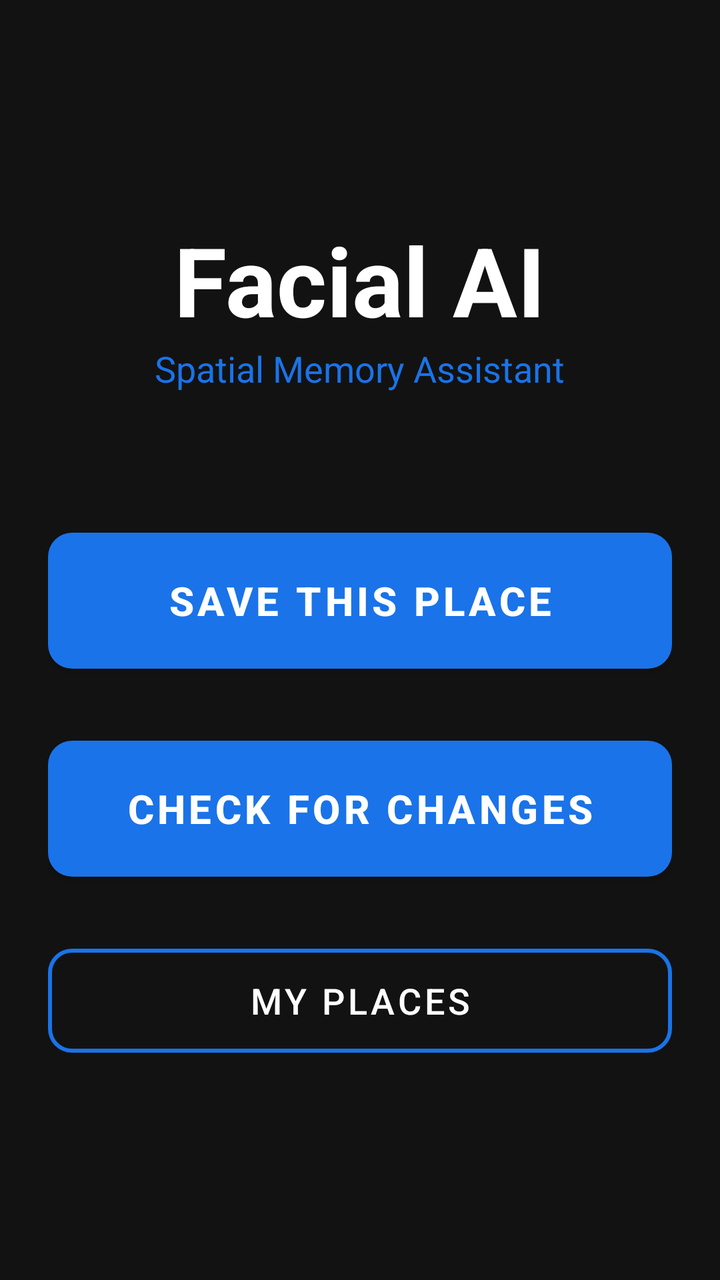
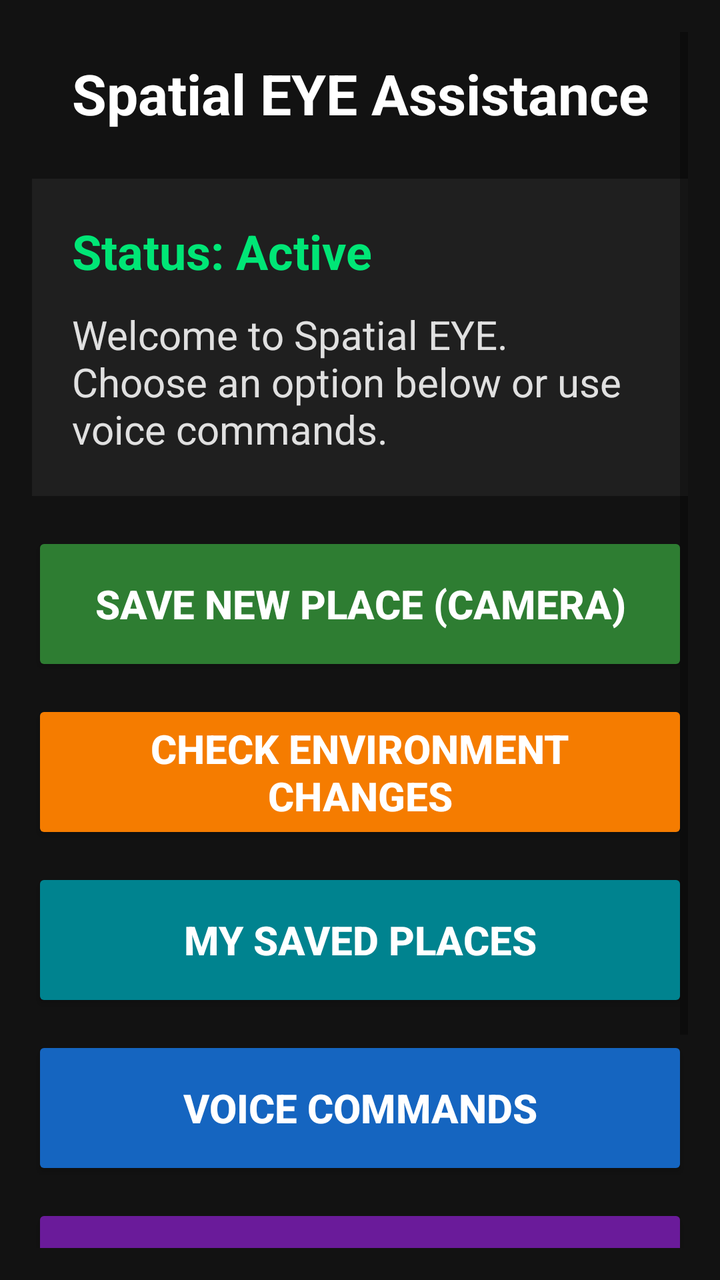

An Android layout rendered at two revisions. The XML below is the earlier revision; the diff shows what the commit changed to produce the second picture.
<!-- AndroidManifest.xml: application theme Theme.FacialAI -->
<!-- res/layout/activity_main.xml -->
<?xml version="1.0" encoding="utf-8"?>
<LinearLayout xmlns:android="http://schemas.android.com/apk/res/android"
    android:layout_width="match_parent"
    android:layout_height="match_parent"
    android:background="@color/background_dark"
    android:orientation="vertical"
    android:gravity="center"
    android:padding="24dp">

    <TextView
        android:layout_width="wrap_content"
        android:layout_height="wrap_content"
        android:text="Facial AI"
        android:textSize="48sp"
        android:textStyle="bold"
        android:textColor="@color/white"
        android:contentDescription="Facial AI App Title" />

    <TextView
        android:layout_width="wrap_content"
        android:layout_height="wrap_content"
        android:text="Spatial Memory Assistant"
        android:textSize="18sp"
        android:textColor="@color/primary_blue"
        android:layout_marginBottom="64dp"
        android:contentDescription="App Subtitle Spatial Memory Assistant" />

    <com.google.android.material.button.MaterialButton
        android:id="@+id/btnSavePlace"
        android:layout_width="match_parent"
        android:layout_height="80dp"
        android:text="SAVE THIS PLACE"
        android:textSize="20sp"
        android:textStyle="bold"
        android:layout_marginBottom="24dp"
        android:contentDescription="Button to save current place"
        app:cornerRadius="12dp"
        xmlns:app="http://schemas.android.com/apk/res-auto" />

    <com.google.android.material.button.MaterialButton
        android:id="@+id/btnCheckChanges"
        android:layout_width="match_parent"
        android:layout_height="80dp"
        android:text="CHECK FOR CHANGES"
        android:textSize="20sp"
        android:textStyle="bold"
        android:layout_marginBottom="24dp"
        android:contentDescription="Button to check for changes in a saved place"
        app:cornerRadius="12dp"
        xmlns:app="http://schemas.android.com/apk/res-auto" />

    <com.google.android.material.button.MaterialButton
        android:id="@+id/btnMyPlaces"
        style="@style/Widget.MaterialComponents.Button.OutlinedButton"
        android:layout_width="match_parent"
        android:layout_height="64dp"
        android:text="MY PLACES"
        android:textSize="18sp"
        android:textColor="@color/white"
        app:strokeColor="@color/primary_blue"
        app:strokeWidth="2dp"
        android:contentDescription="Button to view saved places"
        app:cornerRadius="12dp"
        xmlns:app="http://schemas.android.com/apk/res-auto" />
</LinearLayout>
<!-- resources referenced by this layout -->
<resources>
  <color name="background_dark">#121212</color>
  <color name="primary_blue">#1A73E8</color>
  <color name="white">#FFFFFFFF</color>
  <style name="Theme.FacialAI" parent="Theme.MaterialComponents.DayNight.NoActionBar">
          <item name="colorPrimary">@color/primary_blue</item>
          <item name="colorOnPrimary">@color/white</item>
          <item name="android:windowBackground">@color/background_dark</item>
          <item name="android:textColor">@color/white</item>
      </style>
</resources>

<!-- the commit's change to res/layout/activity_main.xml (unified diff, before → after) -->
@@ -1,65 +1,148 @@
 <?xml version="1.0" encoding="utf-8"?>
-<LinearLayout xmlns:android="http://schemas.android.com/apk/res/android"
+<ScrollView xmlns:android="http://schemas.android.com/apk/res/android"
+    xmlns:tools="http://schemas.android.com/tools"
     android:layout_width="match_parent"
     android:layout_height="match_parent"
-    android:background="@color/background_dark"
-    android:orientation="vertical"
-    android:gravity="center"
-    android:padding="24dp">
+    android:background="#121212"
+    android:fillViewport="true"
+    android:padding="16dp"
+    tools:context=".MainActivity">
 
-    <TextView
-        android:layout_width="wrap_content"
+    <LinearLayout
+        android:layout_width="match_parent"
         android:layout_height="wrap_content"
-        android:text="Facial AI"
-        android:textSize="48sp"
-        android:textStyle="bold"
-        android:textColor="@color/white"
-        android:contentDescription="Facial AI App Title" />
+        android:orientation="vertical"
+        android:gravity="center_horizontal">
 
-    <TextView
-        android:layout_width="wrap_content"
-        android:layout_height="wrap_content"
-        android:text="Spatial Memory Assistant"
-        android:textSize="18sp"
-        android:textColor="@color/primary_blue"
-        android:layout_marginBottom="64dp"
-        android:contentDescription="App Subtitle Spatial Memory Assistant" />
+        
+        <TextView
+            android:id="@+id/tv_title"
+            android:layout_width="match_parent"
+            android:layout_height="wrap_content"
+            android:text="Spatial EYE Assistance"
+            android:textColor="#FFFFFF"
+            android:textSize="28sp"
+            android:textStyle="bold"
+            android:gravity="center"
+            android:paddingVertical="12dp"
+            android:importantForAccessibility="yes"
+            android:contentDescription="Spatial EYE Accessibility Dashboard" />
 
-    <com.google.android.material.button.MaterialButton
-        android:id="@+id/btnSavePlace"
-        android:layout_width="match_parent"
-        android:layout_height="80dp"
-        android:text="SAVE THIS PLACE"
-        android:textSize="20sp"
-        android:textStyle="bold"
-        android:layout_marginBottom="24dp"
-        android:contentDescription="Button to save current place"
-        app:cornerRadius="12dp"
-        xmlns:app="http://schemas.android.com/apk/res-auto" />
+        
+        <LinearLayout
+            android:layout_width="match_parent"
+            android:layout_height="wrap_content"
+            android:orientation="vertical"
+            android:background="#1F1F1F"
+            android:padding="20dp"
+            android:layout_marginVertical="12dp">
 
-    <com.google.android.material.button.MaterialButton
-        android:id="@+id/btnCheckChanges"
-        android:layout_width="match_parent"
-        android:layout_height="80dp"
-        android:text="CHECK FOR CHANGES"
-        android:textSize="20sp"
-        android:textStyle="bold"
-        android:layout_marginBottom="24dp"
-        android:contentDescription="Button to check for changes in a saved place"
-        app:cornerRadius="12dp"
-        xmlns:app="http://schemas.android.com/apk/res-auto" />
+            <TextView
+                android:id="@+id/tv_status"
+                android:layout_width="match_parent"
+                android:layout_height="wrap_content"
+                android:text="Status: Active"
+                android:textColor="#00E676"
+                android:textSize="24sp"
+                android:textStyle="bold"
+                android:importantForAccessibility="yes"
+                android:contentDescription="System Status: Active" />
 
-    <com.google.android.material.button.MaterialButton
-        android:id="@+id/btnMyPlaces"
-        style="@style/Widget.MaterialComponents.Button.OutlinedButton"
-        android:layout_width="match_parent"
-        android:layout_height="64dp"
-        android:text="MY PLACES"
-        android:textSize="18sp"
-        android:textColor="@color/white"
-        app:strokeColor="@color/primary_blue"
-        app:strokeWidth="2dp"
-        android:contentDescription="Button to view saved places"
-        app:cornerRadius="12dp"
-        xmlns:app="http://schemas.android.com/apk/res-auto" />
-</LinearLayout>
+            <TextView
+                android:id="@+id/tv_detection_info"
+                android:layout_width="match_parent"
+                android:layout_height="wrap_content"
+                android:layout_marginTop="12dp"
+                android:text="Welcome to Spatial EYE. Choose an option below or use voice commands."
+                android:textColor="#E0E0E0"
+                android:textSize="20sp"
+                android:importantForAccessibility="yes"
+                android:contentDescription="Live guidance status" />
+        </LinearLayout>
+
+        
+        <Button
+            android:id="@+id/btn_save_place"
+            android:layout_width="match_parent"
+            android:layout_height="72dp"
+            android:layout_marginVertical="6dp"
+            android:backgroundTint="#2E7D32"
+            android:text="SAVE NEW PLACE (CAMERA)"
+            android:textColor="#FFFFFF"
+            android:textSize="20sp"
+            android:textStyle="bold"
+            android:importantForAccessibility="yes"
+            android:contentDescription="Save new place using camera AI memory" />
+
+        
+        <Button
+            android:id="@+id/btn_check_changes"
+            android:layout_width="match_parent"
+            android:layout_height="72dp"
+            android:layout_marginVertical="6dp"
+            android:backgroundTint="#F57C00"
+            android:text="CHECK ENVIRONMENT CHANGES"
+            android:textColor="#FFFFFF"
+            android:textSize="20sp"
+            android:textStyle="bold"
+            android:importantForAccessibility="yes"
+            android:contentDescription="Check current room for changes or obstacles" />
+
+        
+        <Button
+            android:id="@+id/btn_my_places"
+            android:layout_width="match_parent"
+            android:layout_height="72dp"
+            android:layout_marginVertical="6dp"
+            android:backgroundTint="#00838F"
+            android:text="MY SAVED PLACES"
+            android:textColor="#FFFFFF"
+            android:textSize="20sp"
+            android:textStyle="bold"
+            android:importantForAccessibility="yes"
+            android:contentDescription="View saved spatial memory places" />
+
+        
+        <Button
+            android:id="@+id/btn_voice"
+            android:layout_width="match_parent"
+            android:layout_height="72dp"
+            android:layout_marginVertical="6dp"
+            android:backgroundTint="#1565C0"
+            android:text="VOICE COMMANDS"
+            android:textColor="#FFFFFF"
+            android:textSize="20sp"
+            android:textStyle="bold"
+            android:importantForAccessibility="yes"
+            android:contentDescription="Activate Voice Command Input" />
+
+        
+        <Button
+            android:id="@+id/btn_vibration_toggle"
+            android:layout_width="match_parent"
+            android:layout_height="72dp"
+            android:layout_marginVertical="6dp"
+            android:backgroundTint="#6A1B9A"
+            android:text="VIBRATION: ON"
+            android:textColor="#FFFFFF"
+            android:textSize="20sp"
+            android:textStyle="bold"
+            android:importantForAccessibility="yes"
+            android:contentDescription="Toggle Vibration Haptic Feedback" />
+
+        
+        <Button
+            android:id="@+id/btn_emergency"
+            android:layout_width="match_parent"
+            android:layout_height="80dp"
+            android:layout_marginTop="16dp"
+            android:backgroundTint="#D50000"
+            android:text="EMERGENCY ALERT"
+            android:textColor="#FFFFFF"
+            android:textSize="24sp"
+            android:textStyle="bold"
+            android:importantForAccessibility="yes"
+            android:contentDescription="Emergency Alert button. Immediate voice warning and continuous vibration." />
+
+    </LinearLayout>
+</ScrollView>
<!-- resource entries referenced after the edit -->
@@ -1,13 +1,13 @@
 <!-- resources referenced by this layout -->
 <resources>
-  <color name="background_dark">#121212</color>
-  <color name="primary_blue">#1A73E8</color>
-  <color name="white">#FFFFFFFF</color>
   <style name="Theme.FacialAI" parent="Theme.MaterialComponents.DayNight.NoActionBar">
           <item name="colorPrimary">@color/primary_blue</item>
           <item name="colorOnPrimary">@color/white</item>
           <item name="android:windowBackground">@color/background_dark</item>
           <item name="android:textColor">@color/white</item>
       </style>
+  <color name="primary_blue">#1A73E8</color>
+  <color name="white">#FFFFFFFF</color>
+  <color name="background_dark">#121212</color>
 </resources>
 
